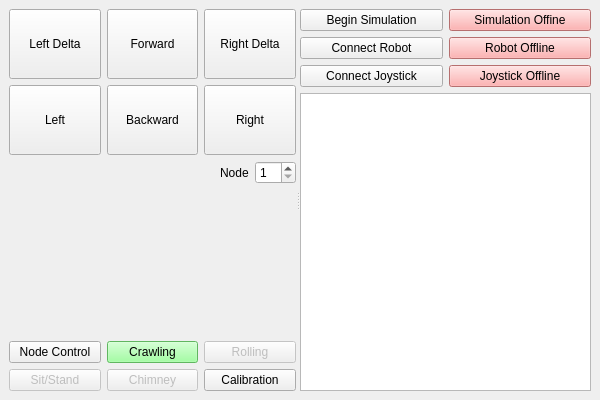
Before: the Qt Designer form rift/ui/main.ui in BYUCMR/Capstone_TREG, drawn with Qt 5.
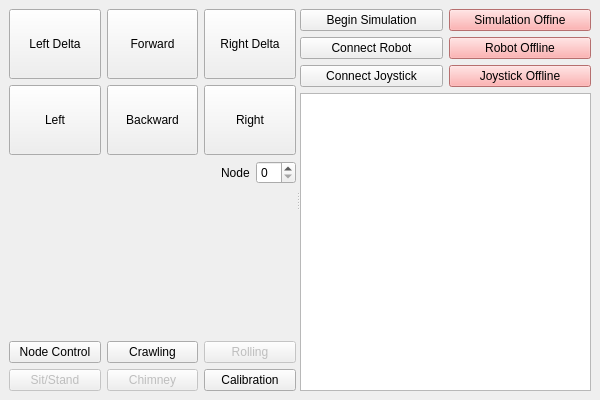
After: the same form once the commit is applied.

```diff
--- a/rift/ui/main.ui
+++ b/rift/ui/main.ui
@@ -171,10 +171,10 @@
           <item>
            <widget class="QSpinBox" name="selector">
             <property name="minimum">
-             <number>1</number>
+             <number>0</number>
             </property>
             <property name="maximum">
-             <number>12</number>
+             <number>11</number>
             </property>
            </widget>
           </item>
@@ -208,8 +208,7 @@
           <item row="0" column="1">
            <widget class="QPushButton" name="crawling">
             <property name="styleSheet">
-             <string notr="true">background-color: rgb(135, 255, 135);
-color: rgb(0, 0, 0);</string>
+             <string notr="true"/>
             </property>
             <property name="text">
              <string>Crawling</string>
```
